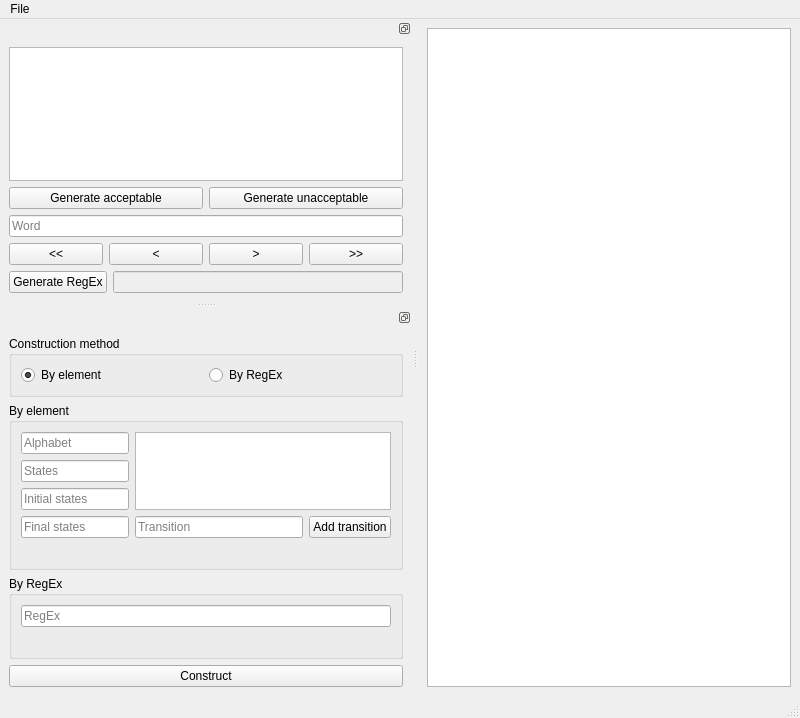
Before: the Qt Designer form main_window.ui in Aca-S/finite-automata-toolbox, drawn with Qt 5.
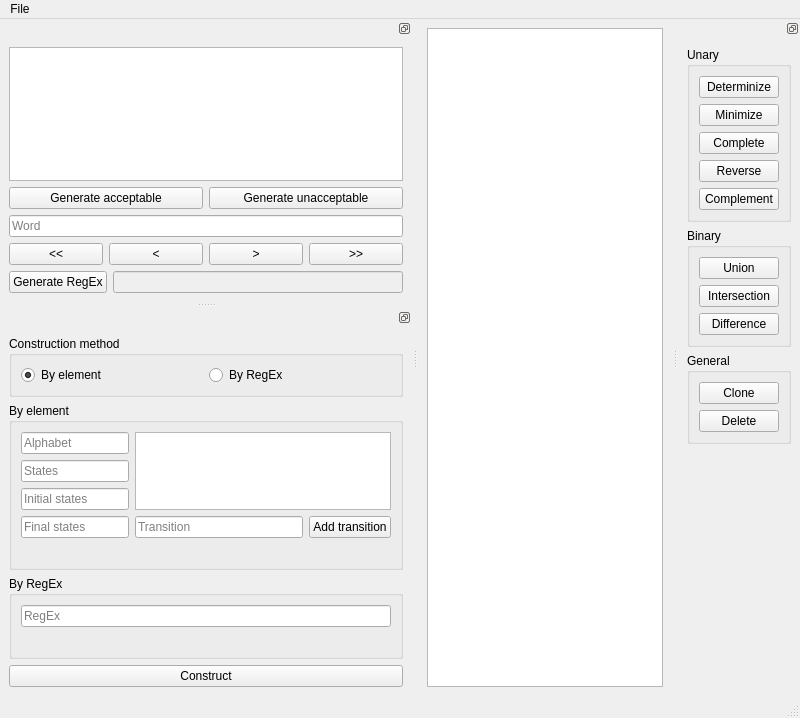
After: the same form once the commit is applied. Custom widgets are drawn as their Qt base class.

Commit message: Mocked up initial operations dock

```diff
--- a/main_window.ui
+++ b/main_window.ui
@@ -299,6 +299,144 @@
     </layout>
    </widget>
   </widget>
+  <widget class="QDockWidget" name="operations_dock">
+   <property name="features">
+    <set>QDockWidget::DockWidgetFloatable|QDockWidget::DockWidgetMovable</set>
+   </property>
+   <attribute name="dockWidgetArea">
+    <number>2</number>
+   </attribute>
+   <widget class="QWidget" name="operations_dock_contents">
+    <layout class="QVBoxLayout" name="verticalLayout_4">
+     <item>
+      <layout class="QVBoxLayout" name="operations_dock_layout">
+       <item>
+        <widget class="QGroupBox" name="unary_operations_gb">
+         <property name="title">
+          <string>Unary</string>
+         </property>
+         <layout class="QVBoxLayout" name="verticalLayout_9">
+          <item>
+           <layout class="QVBoxLayout" name="unary_operations_layout">
+            <item>
+             <widget class="QPushButton" name="determinize_btn">
+              <property name="text">
+               <string>Determinize</string>
+              </property>
+             </widget>
+            </item>
+            <item>
+             <widget class="QPushButton" name="minimize_btn">
+              <property name="text">
+               <string>Minimize</string>
+              </property>
+             </widget>
+            </item>
+            <item>
+             <widget class="QPushButton" name="complete_btn">
+              <property name="text">
+               <string>Complete</string>
+              </property>
+             </widget>
+            </item>
+            <item>
+             <widget class="QPushButton" name="reverse_btn">
+              <property name="text">
+               <string>Reverse</string>
+              </property>
+             </widget>
+            </item>
+            <item>
+             <widget class="QPushButton" name="complement_btn">
+              <property name="text">
+               <string>Complement</string>
+              </property>
+             </widget>
+            </item>
+           </layout>
+          </item>
+         </layout>
+        </widget>
+       </item>
+       <item>
+        <widget class="QGroupBox" name="binary_operations_gb">
+         <property name="title">
+          <string>Binary</string>
+         </property>
+         <layout class="QVBoxLayout" name="verticalLayout_10">
+          <item>
+           <layout class="QVBoxLayout" name="binary_operations_layout">
+            <item>
+             <widget class="QPushButton" name="union_btn">
+              <property name="text">
+               <string>Union</string>
+              </property>
+             </widget>
+            </item>
+            <item>
+             <widget class="QPushButton" name="intersection_btn">
+              <property name="text">
+               <string>Intersection</string>
+              </property>
+             </widget>
+            </item>
+            <item>
+             <widget class="QPushButton" name="difference_btn">
+              <property name="text">
+               <string>Difference</string>
+              </property>
+             </widget>
+            </item>
+           </layout>
+          </item>
+         </layout>
+        </widget>
+       </item>
+       <item>
+        <widget class="QGroupBox" name="general_operations_gb">
+         <property name="title">
+          <string>General</string>
+         </property>
+         <layout class="QVBoxLayout" name="verticalLayout_11">
+          <item>
+           <layout class="QVBoxLayout" name="general_operations_layout">
+            <item>
+             <widget class="QPushButton" name="clone_btn">
+              <property name="text">
+               <string>Clone</string>
+              </property>
+             </widget>
+            </item>
+            <item>
+             <widget class="QPushButton" name="delete_btn">
+              <property name="text">
+               <string>Delete</string>
+              </property>
+             </widget>
+            </item>
+           </layout>
+          </item>
+         </layout>
+        </widget>
+       </item>
+       <item>
+        <spacer name="verticalSpacer">
+         <property name="orientation">
+          <enum>Qt::Vertical</enum>
+         </property>
+         <property name="sizeHint" stdset="0">
+          <size>
+           <width>20</width>
+           <height>40</height>
+          </size>
+         </property>
+        </spacer>
+       </item>
+      </layout>
+     </item>
+    </layout>
+   </widget>
+  </widget>
  </widget>
  <customwidgets>
   <customwidget>
```
